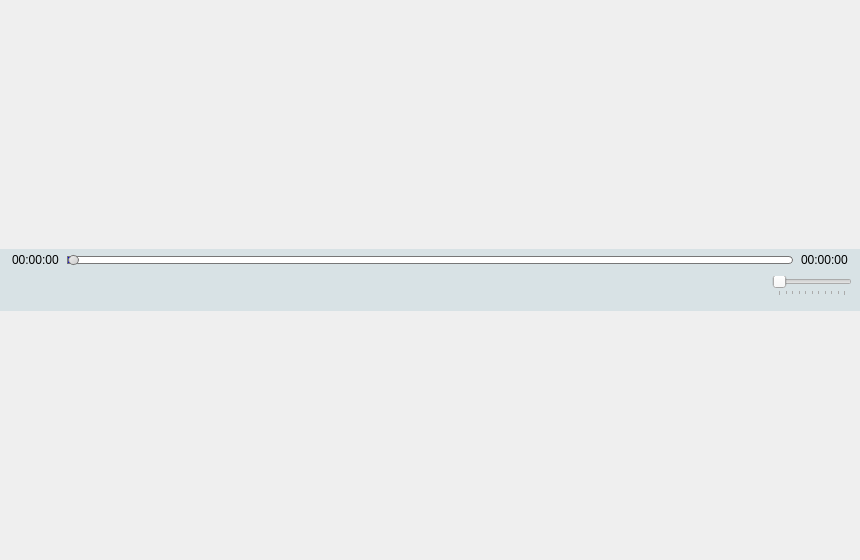
The window that main.ui (Benlamar/VideoPlayerWithTimeline) describes before a commit, drawn with Qt 5.
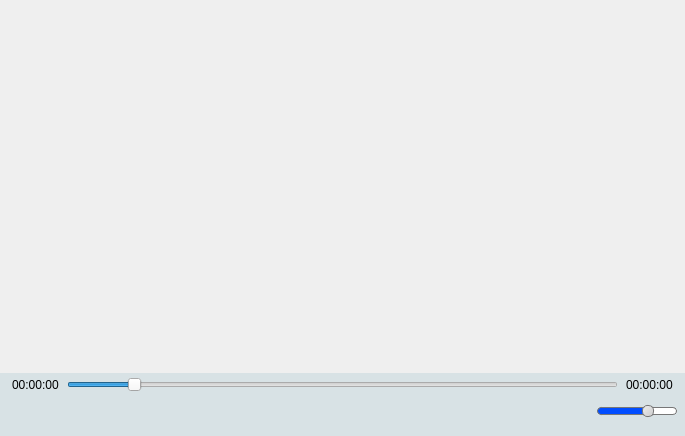
The same window after the commit. Icons and pictures are not drawn.

Commit message: added resource, playlist, timelinelist and new volume slider

Patch:
```diff
--- a/main.ui
+++ b/main.ui
@@ -6,8 +6,8 @@
    <rect>
     <x>0</x>
     <y>0</y>
-    <width>860</width>
-    <height>560</height>
+    <width>685</width>
+    <height>436</height>
    </rect>
   </property>
   <property name="windowTitle">
@@ -36,14 +36,7 @@
     <property name="spacing">
      <number>0</number>
     </property>
-    <item row="0" column="0">
-     <layout class="QGridLayout" name="videoLayout">
-      <property name="spacing">
-       <number>0</number>
-      </property>
-     </layout>
-    </item>
-    <item row="1" column="0">
+    <item row="1" column="0" alignment="Qt::AlignBottom">
      <widget class="QWidget" name="bottomWidget" native="true">
       <property name="sizePolicy">
        <sizepolicy hsizetype="Preferred" vsizetype="Maximum">
@@ -84,66 +77,7 @@
           </sizepolicy>
          </property>
          <property name="styleSheet">
-          <string notr="true">QSlider::groove:horizontal {
-	border: 1px solid #bbb;
-	background: white;
-	height: 6px;
-	border-radius: 4px;
-}
-
-QSlider::handle:horizontal {
-	background: qlineargradient(x1:0, y1:0, x2:1, y2:1, stop:0 #eee, stop:1 #ccc);
-	border: 1px solid #777;
-
-	width: 9px;
-	margin-top: -2px;
-	margin-bottom: -2px;
-	border-radius: 5px;
-
-	
-}
-
-QSlider::sub-page:horizontal {
-	background: qlineargradient(x1: 0, y1: 0,    x2: 0, y2: 1, stop: 0 #67bed0, stop: 1 #67bed0);
-	background: qlineargradient(x1: 0, y1: 0.2, x2: 1, y2: 1,  stop: 0 #0800ec, stop: 1 #0800ec);
-	border: 1px solid #777;
-	height: 10px;
-	border-radius: 4px;
-}
-
-QSlider::add-page:horizontal {
-	background: #fff;
-	border: 1px solid #777;
-	height: 10px;
-	border-radius: 4px;
-}
-
-
-
-QSlider::handle:horizontal:hover {
-	background: qlineargradient(x1:0, y1:0, x2:1, y2:1,   stop:0 #fff, stop:1 #ddd);
-	border: 1px solid #444;
-	width: 11px;
-	margin-top: -3.5px;
-	margin-bottom: -3.5px;
-	border-radius: 5px;
-}
-
-QSlider::sub-page:horizontal:disabled {
-	background: #bbb;
-	border-color: #999;
-}
-
-QSlider::add-page:horizontal:disabled {
-	background: #eee;
-	border-color: #999;
-}
-
-QSlider::handle:horizontal:disabled {
-	background: #eee;
-	border: 1px solid #aaa;
-	border-radius: 4px;
-}</string>
+          <string notr="true"/>
          </property>
          <layout class="QHBoxLayout" name="horizontalLayout">
           <property name="spacing">
@@ -185,7 +119,7 @@
             <property name="maximumSize">
              <size>
               <width>16777215</width>
-              <height>12</height>
+              <height>16</height>
              </size>
             </property>
             <property name="autoFillBackground">
@@ -195,10 +129,10 @@
              <string notr="true"/>
             </property>
             <property name="value">
-             <number>0</number>
+             <number>11</number>
             </property>
             <property name="sliderPosition">
-             <number>0</number>
+             <number>11</number>
             </property>
             <property name="tracking">
              <bool>true</bool>
@@ -233,7 +167,35 @@
           </sizepolicy>
          </property>
          <property name="styleSheet">
-          <string notr="true"/>
+          <string notr="true">#volumeSlider::groove:horizontal {
+	border: 1px solid #bbb;
+	background: white;
+	height: 6px;
+	border-radius: 4px;
+}
+
+#volumeSlider::sub-page:horizontal {
+	background: rgb(1, 77, 255);
+	border: 1px solid #777;
+	height: 10px;
+	border-radius: 4px;
+}
+
+#volumeSlider::handle:horizontal {
+	background: qlineargradient(x1:0, y1:0, x2:1, y2:1, stop:0 #eee, stop:1 #ccc);
+	border: 1px solid #777;
+	width: 10px;
+	margin-top: -3px;
+	margin-bottom: -3px;
+	border-radius: 5px;
+}
+
+#volumeSlider::add-page:horizontal {
+	background: #fff;
+	border: 1px solid #777;
+	height: 10px;
+	border-radius: 4px;
+}</string>
          </property>
          <layout class="QHBoxLayout" name="horizontalLayout_2">
           <property name="leftMargin">
@@ -436,6 +398,38 @@
             </property>
            </widget>
           </item>
+          <item>
+           <widget class="QPushButton" name="timelineButton">
+            <property name="baseSize">
+             <size>
+              <width>30</width>
+              <height>30</height>
+             </size>
+            </property>
+            <property name="text">
+             <string/>
+            </property>
+            <property name="icon">
+             <iconset resource="resource.qrc">
+              <normaloff>:/images/icons/layout.png</normaloff>:/images/icons/layout.png</iconset>
+            </property>
+            <property name="iconSize">
+             <size>
+              <width>20</width>
+              <height>20</height>
+             </size>
+            </property>
+            <property name="autoDefault">
+             <bool>false</bool>
+            </property>
+            <property name="default">
+             <bool>false</bool>
+            </property>
+            <property name="flat">
+             <bool>true</bool>
+            </property>
+           </widget>
+          </item>
           <item>
            <spacer name="horizontalSpacer_2">
             <property name="orientation">
@@ -463,6 +457,9 @@
             <property name="maximum">
              <number>100</number>
             </property>
+            <property name="value">
+             <number>67</number>
+            </property>
             <property name="orientation">
              <enum>Qt::Horizontal</enum>
             </property>
@@ -477,6 +474,33 @@
       </layout>
      </widget>
     </item>
+    <item row="0" column="0">
+     <widget class="QFrame" name="videoFrame">
+      <property name="sizePolicy">
+       <sizepolicy hsizetype="Preferred" vsizetype="Expanding">
+        <horstretch>0</horstretch>
+        <verstretch>0</verstretch>
+       </sizepolicy>
+      </property>
+      <layout class="QGridLayout" name="videoLayout">
+       <property name="leftMargin">
+        <number>0</number>
+       </property>
+       <property name="topMargin">
+        <number>0</number>
+       </property>
+       <property name="rightMargin">
+        <number>0</number>
+       </property>
+       <property name="bottomMargin">
+        <number>0</number>
+       </property>
+       <property name="spacing">
+        <number>0</number>
+       </property>
+      </layout>
+     </widget>
+    </item>
    </layout>
   </widget>
   <widget class="QMenuBar" name="menubar">
```
Left out of the diff: 32 changed lines with no effect on the pictures. The commit also changes 27 other files.
